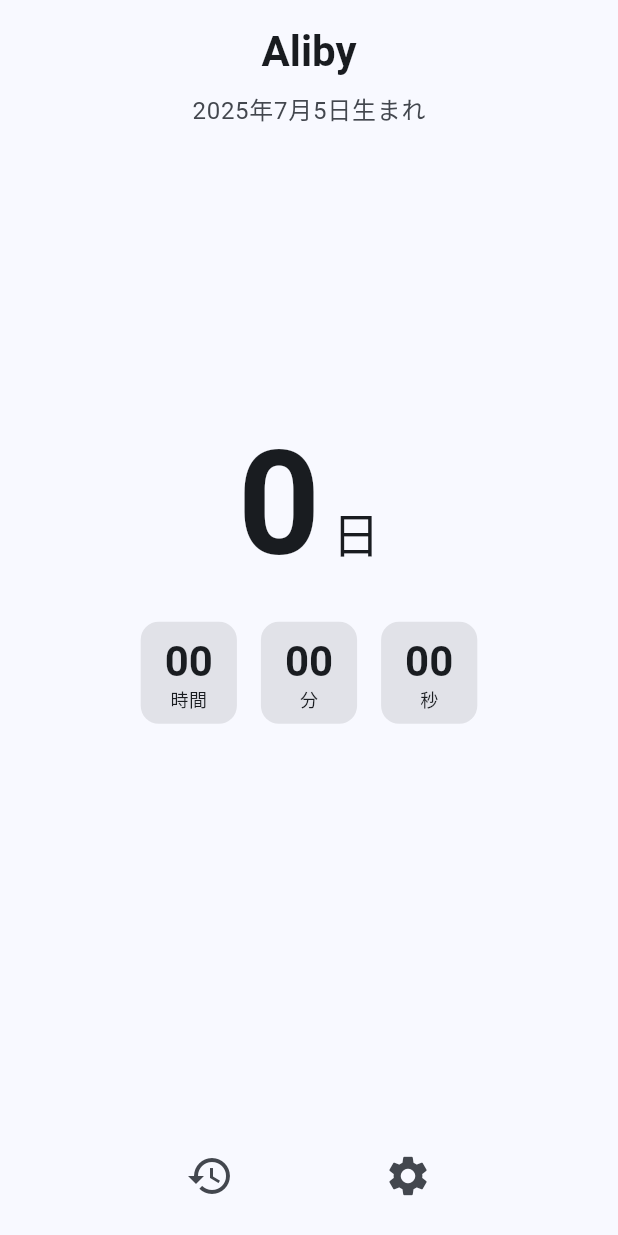
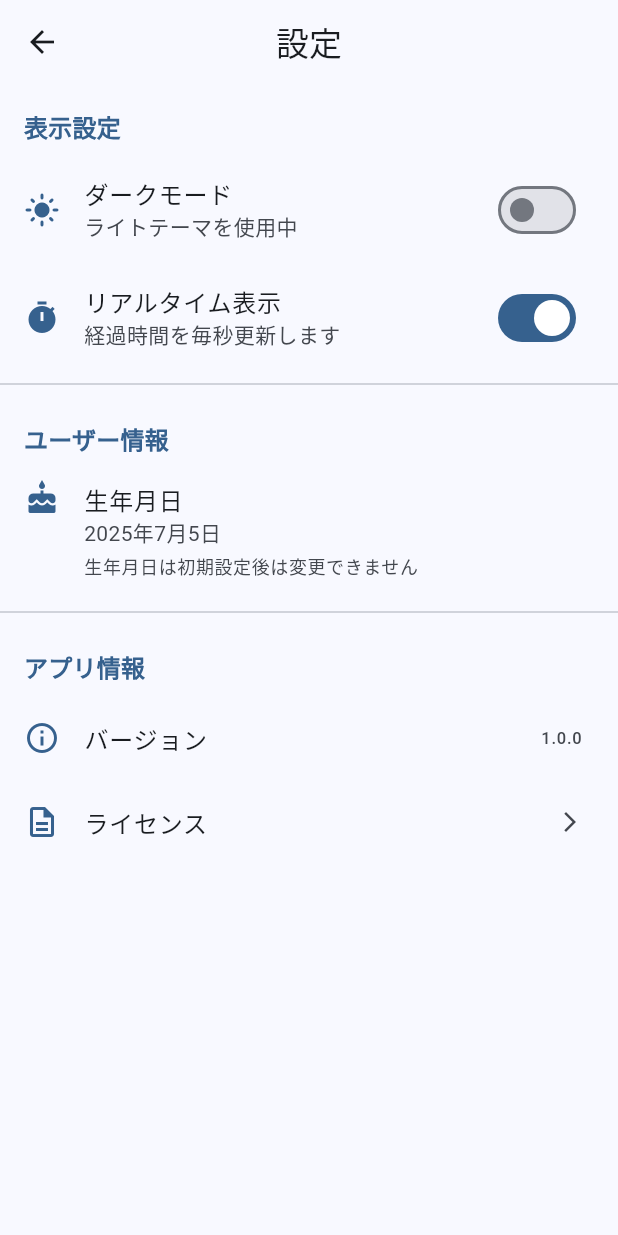
Before and after one commit to kami8ma8810/aliby-app, a Flutter app: the HomeScreen screen opened directly, after a tap on the "settings" icon, on a phone screen of 412 x 824 dp. Run offline on Flutter 3.47's test engine with Material 3 defaults, Android fonts, the phone set to English and light mode, and no system bars; our stand-ins replace shared_preferences; accounts and stored records are empty.

Commit message:
feat: SettingsProvider と SettingsScreen を実装（TDD）
- SettingsProviderのテストを作成
- テーマ切り替えとリアルタイム表示のON/OFF機能を実装
- SettingsScreenのテストを作成
- 設定画面を実装（ダークモード、リアルタイム表示、アプリ情報）
- main.dartにSettingsProviderを統合
- テーマ切り替えが動的に反映されるように実装

🤖 Generated with [Claude Code](https://claude.ai/code)

Co-Authored-By: Claude <noreply@anthropic.com>

```diff
--- a/lib/screens/home_screen.dart
+++ b/lib/screens/home_screen.dart
@@ -3,6 +3,7 @@ import 'package:provider/provider.dart';
 import '../providers/user_provider.dart';
 import '../providers/timer_provider.dart';
 import 'trophy_history_screen.dart';
+import 'settings_screen.dart';
 
 /// アプリのメイン画面
 /// 経過時間をリアルタイムで表示し、トロフィー情報も表示する
@@ -224,7 +225,11 @@ class HomeScreen extends StatelessWidget {
           // 設定ボタン
           IconButton(
             onPressed: () {
-              // TODO: Navigate to SettingsScreen
+              Navigator.of(context).push(
+                MaterialPageRoute(
+                  builder: (context) => const SettingsScreen(),
+                ),
+              );
             },
             icon: const Icon(Icons.settings),
             iconSize: 32,
--- /dev/null
+++ b/lib/screens/settings_screen.dart
@@ -0,0 +1,174 @@
+import 'package:flutter/material.dart';
+import 'package:provider/provider.dart';
+import '../providers/settings_provider.dart';
+import '../providers/timer_provider.dart';
+import '../providers/user_provider.dart';
+
+/// 設定画面
+/// テーマの切り替えやリアルタイム表示のON/OFFなどの設定を行う
+class SettingsScreen extends StatelessWidget {
+  const SettingsScreen({super.key});
+
+  @override
+  Widget build(BuildContext context) {
+    return Scaffold(
+      appBar: AppBar(
+        title: const Text('設定'),
+        centerTitle: true,
+      ),
+      body: ListView(
+        children: [
+          // 表示設定セクション
+          _buildSectionHeader(context, '表示設定'),
+          _buildDarkModeSwitch(context),
+          _buildRealtimeDisplaySwitch(context),
+          const Divider(),
+
+          // ユーザー情報セクション
+          _buildSectionHeader(context, 'ユーザー情報'),
+          _buildBirthDateInfo(context),
+          const Divider(),
+
+          // アプリ情報セクション
+          _buildSectionHeader(context, 'アプリ情報'),
+          _buildAppInfo(context),
+        ],
+      ),
+    );
+  }
+
+  /// セクションヘッダー
+  Widget _buildSectionHeader(BuildContext context, String title) {
+    return Padding(
+      padding: const EdgeInsets.fromLTRB(16, 16, 16, 8),
+      child: Text(
+        title,
+        style: Theme.of(context).textTheme.titleMedium?.copyWith(
+          color: Theme.of(context).colorScheme.primary,
+          fontWeight: FontWeight.bold,
+        ),
+      ),
+    );
+  }
+
+  /// ダークモード切り替えスイッチ
+  Widget _buildDarkModeSwitch(BuildContext context) {
+    final settingsProvider = context.watch<SettingsProvider>();
+
+    return ListTile(
+      leading: Icon(
+        settingsProvider.isDarkMode ? Icons.dark_mode : Icons.light_mode,
+        color: Theme.of(context).colorScheme.primary,
+      ),
+      title: const Text('ダークモード'),
+      subtitle: Text(
+        settingsProvider.isDarkMode ? 'ダークテーマを使用中' : 'ライトテーマを使用中',
+      ),
+      trailing: Switch(
+        value: settingsProvider.isDarkMode,
+        onChanged: (value) async {
+          await settingsProvider.toggleDarkMode();
+        },
+      ),
+    );
+  }
+
+  /// リアルタイム表示切り替えスイッチ
+  Widget _buildRealtimeDisplaySwitch(BuildContext context) {
+    final settingsProvider = context.watch<SettingsProvider>();
+    final timerProvider = context.watch<TimerProvider>();
+
+    return ListTile(
+      leading: Icon(
+        Icons.timer,
+        color: Theme.of(context).colorScheme.primary,
+      ),
+      title: const Text('リアルタイム表示'),
+      subtitle: const Text('経過時間を毎秒更新します'),
+      trailing: Switch(
+        value: settingsProvider.isRealtimeEnabled,
+        onChanged: (value) async {
+          await settingsProvider.toggleRealtimeDisplay();
+
+          // リアルタイム表示の設定に応じてタイマーを制御
+          if (settingsProvider.isRealtimeEnabled) {
+            timerProvider.startTimer();
+          } else {
+            timerProvider.stopTimer();
+          }
+        },
+      ),
+    );
+  }
+
+  /// 生年月日情報
+  Widget _buildBirthDateInfo(BuildContext context) {
+    final userProvider = context.watch<UserProvider>();
+
+    if (!userProvider.hasUserData) {
+      return const ListTile(
+        leading: Icon(Icons.cake),
+        title: Text('生年月日'),
+        subtitle: Text('未設定'),
+      );
+    }
+
+    final birthdate = userProvider.userData!.birthdate;
+    final birthdateText = '${birthdate.year}年${birthdate.month}月${birthdate.day}日';
+
+    return ListTile(
+      leading: Icon(
+        Icons.cake,
+        color: Theme.of(context).colorScheme.primary,
+      ),
+      title: const Text('生年月日'),
+      subtitle: Column(
+        crossAxisAlignment: CrossAxisAlignment.start,
+        children: [
+          Text(birthdateText),
+          const SizedBox(height: 4),
+          Text(
+            '生年月日は初期設定後は変更できません',
+            style: Theme.of(context).textTheme.bodySmall?.copyWith(
+              color: Theme.of(context).colorScheme.onSurfaceVariant,
+            ),
+          ),
+        ],
+      ),
+      isThreeLine: true,
+    );
+  }
+
+  /// アプリ情報
+  Widget _buildAppInfo(BuildContext context) {
+    return Column(
+      children: [
+        ListTile(
+          leading: Icon(
+            Icons.info_outline,
+            color: Theme.of(context).colorScheme.primary,
+          ),
+          title: const Text('バージョン'),
+          trailing: const Text('1.0.0'),
+        ),
+        ListTile(
+          leading: Icon(
+            Icons.description_outlined,
+            color: Theme.of(context).colorScheme.primary,
+          ),
+          title: const Text('ライセンス'),
+          trailing: const Icon(Icons.arrow_forward_ios, size: 16),
+          onTap: () {
+            // ライセンス画面を表示
+            showLicensePage(
+              context: context,
+              applicationName: 'Aliby',
+              applicationVersion: '1.0.0',
+              applicationLegalese: '© 2025 Aliby Project',
+            );
+          },
+        ),
+      ],
+    );
+  }
+}
```
Also changed, not shown: lib/main.dart (+20 -4 lines), lib/providers/settings_provider.dart (added, +83 -0 lines), 3 other files.
